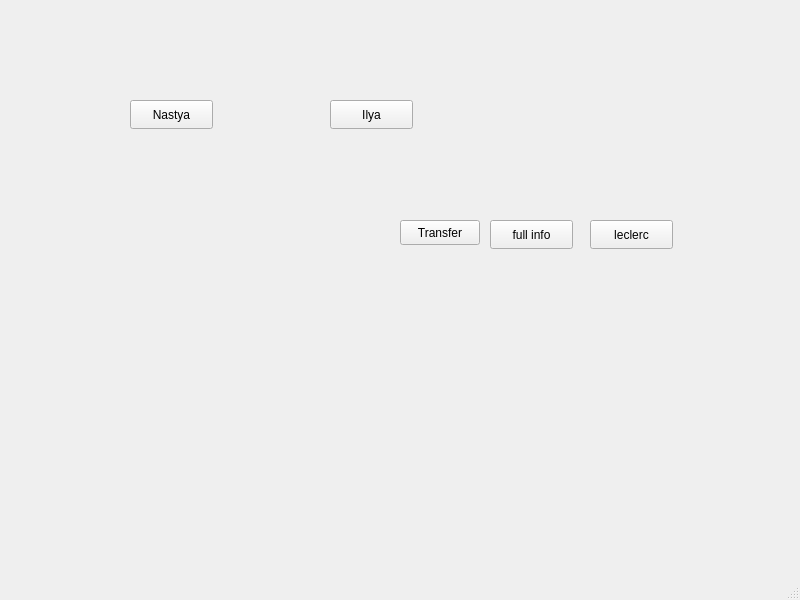
Qt form Swift/mainwindow.ui (Hulahup01/BankSystem) before a commit.
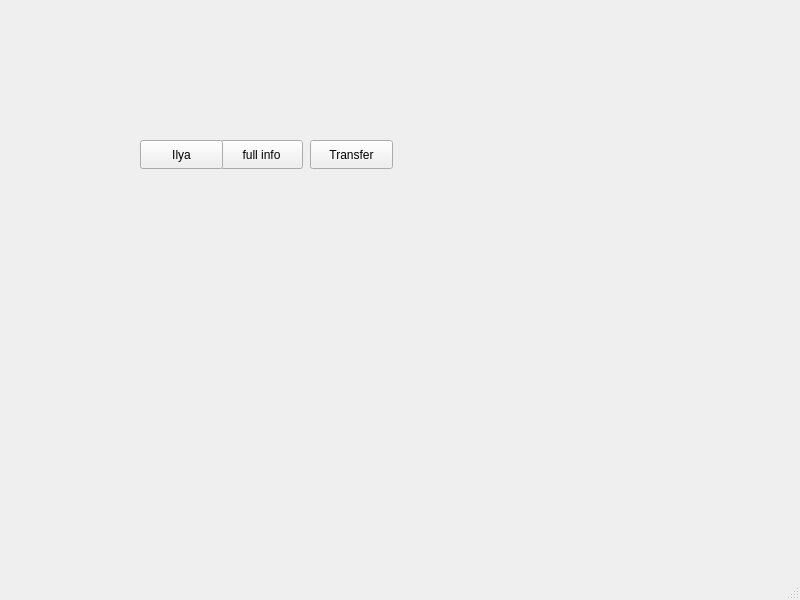
The same form after that commit.

Diff of the .ui file:
```diff
--- a/Swift/mainwindow.ui
+++ b/Swift/mainwindow.ui
@@ -14,37 +14,27 @@
    <string>MainWindow</string>
   </property>
   <widget class="QWidget" name="centralwidget">
-   <widget class="QPushButton" name="pushButton">
-    <property name="geometry">
-     <rect>
-      <x>400</x>
-      <y>220</y>
-      <width>80</width>
-      <height>25</height>
-     </rect>
-    </property>
-    <property name="text">
-     <string>Transfer</string>
-    </property>
-   </widget>
    <widget class="QPushButton" name="pushButton_2">
     <property name="geometry">
      <rect>
-      <x>590</x>
-      <y>220</y>
+      <x>310</x>
+      <y>140</y>
       <width>83</width>
       <height>29</height>
      </rect>
     </property>
+    <property name="styleSheet">
+     <string notr="true">font: 700 11pt &quot;Segoe UI&quot;;</string>
+    </property>
     <property name="text">
-     <string>leclerc</string>
+     <string>Transfer</string>
     </property>
    </widget>
    <widget class="QPushButton" name="pushButton_3">
     <property name="geometry">
      <rect>
-      <x>490</x>
-      <y>220</y>
+      <x>220</x>
+      <y>140</y>
       <width>83</width>
       <height>29</height>
      </rect>
@@ -53,24 +43,11 @@
      <string>full info</string>
     </property>
    </widget>
-   <widget class="QPushButton" name="pushButton_4">
-    <property name="geometry">
-     <rect>
-      <x>130</x>
-      <y>100</y>
-      <width>83</width>
-      <height>29</height>
-     </rect>
-    </property>
-    <property name="text">
-     <string>Nastya</string>
-    </property>
-   </widget>
    <widget class="QPushButton" name="pushButton_Dialog_AccountInformation">
     <property name="geometry">
      <rect>
-      <x>330</x>
-      <y>100</y>
+      <x>140</x>
+      <y>140</y>
       <width>83</width>
       <height>29</height>
      </rect>
```
Left out of the diff: 2 changed lines with no effect on the pictures.
